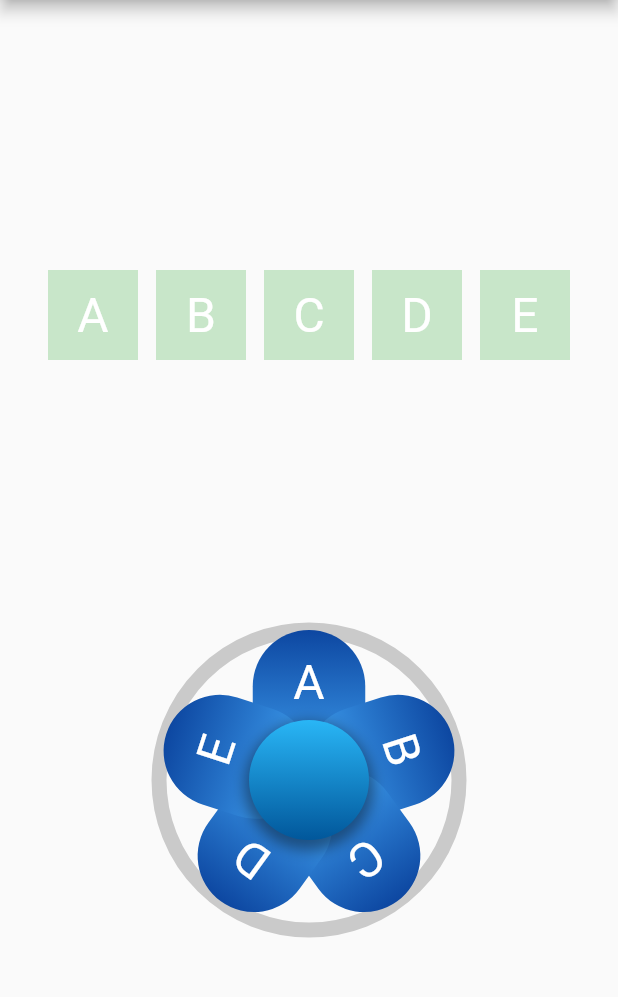
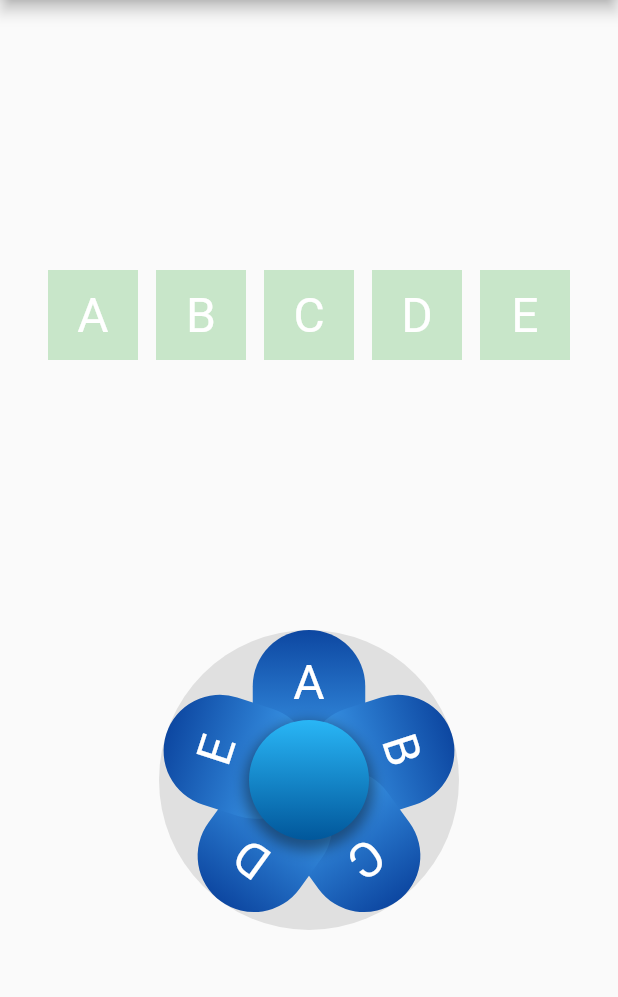
Before and after one commit to cybaker/flutter_joybuttons, a Flutter app: the screen it shows after launch, on a phone screen of 412 x 824 dp, the part 84-1081 px from its top. Run offline on Flutter 3.47's test engine with Material 2 defaults, Android fonts, the phone set to English and light mode, and no system bars.

Commit message:
Adjust base

```diff
--- a/lib/src/joybuttons_base.dart
+++ b/lib/src/joybuttons_base.dart
@@ -29,16 +29,8 @@ class JoyButtonsBase extends StatelessWidget {
 class _JoyButtonsBasePainter extends CustomPainter {
 
   final _borderPaint = Paint()
-    ..color = const Color(0x50616161)
-    ..strokeWidth = 10
-    ..style = PaintingStyle.stroke;
-  final _centerPaint = Paint()
-    ..color = const Color(0x50616161)
+    ..color = Colors.grey.shade300
     ..style = PaintingStyle.fill;
-  final _linePaint = Paint()
-    ..color = const Color(0x50616161)
-    ..strokeWidth = 5
-    ..style = PaintingStyle.stroke;
 
   @override
   void paint(Canvas canvas, Size size) {
```
